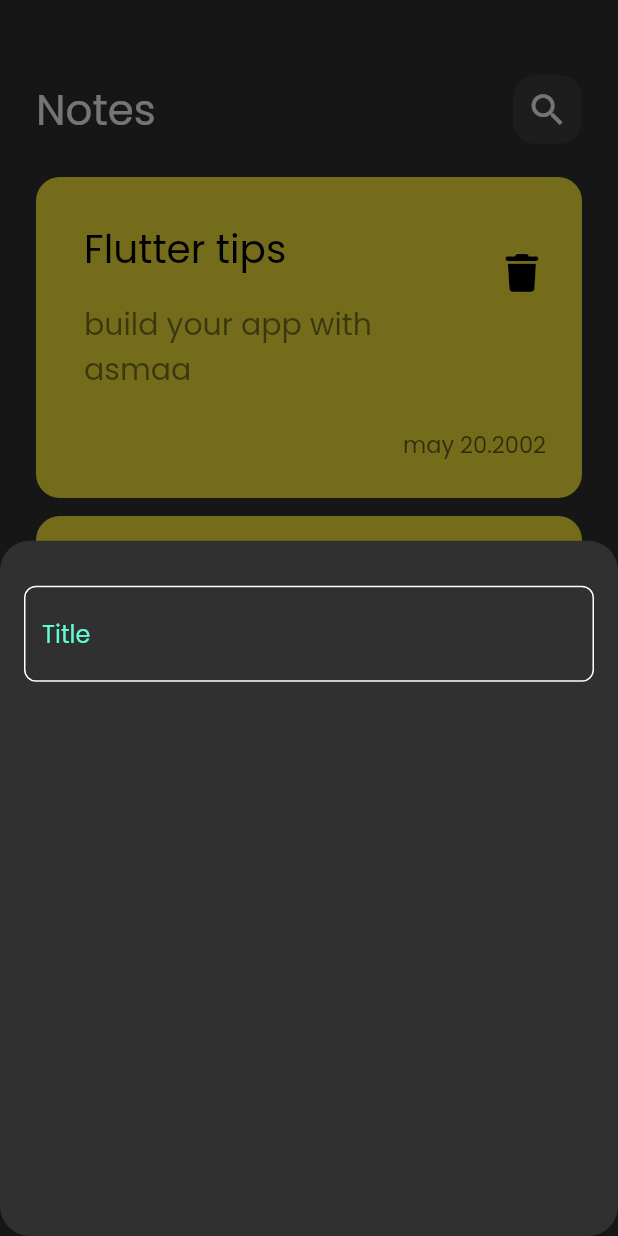
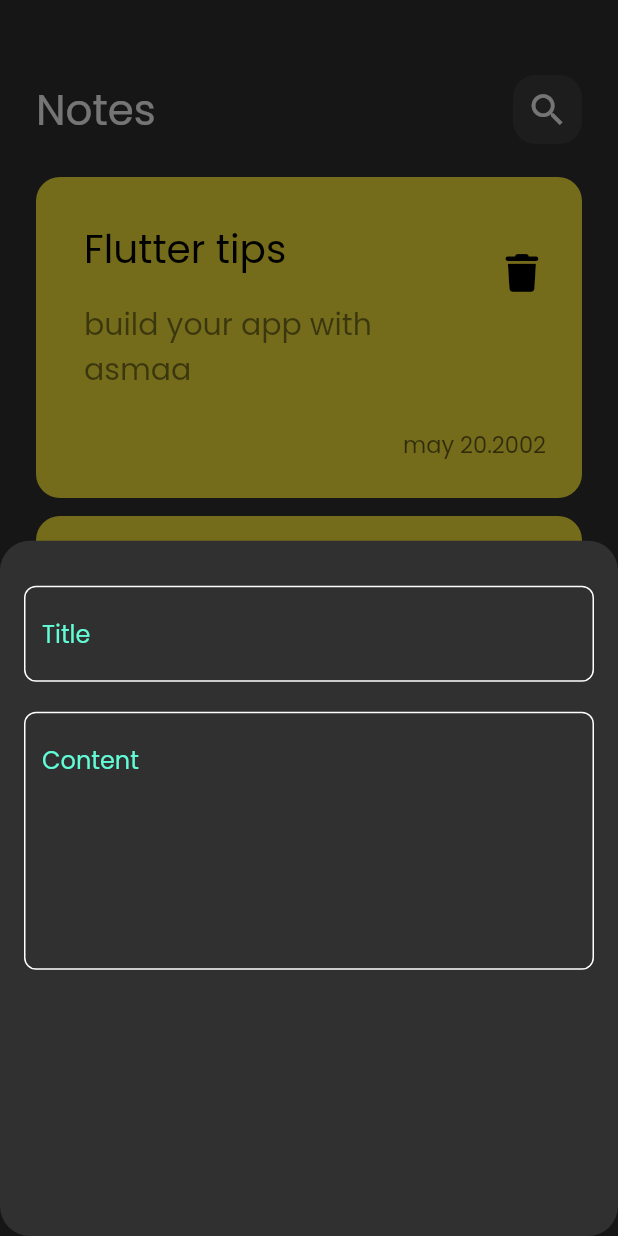
Before and after one commit to AsmaaEs/notes_app, a Flutter app: the screen it shows after launch, after a tap on the "add" icon, on a phone screen of 412 x 824 dp. Run offline on Flutter 3.47's test engine with Material 2 defaults, Android fonts, the phone set to English and light mode, and no system bars; our stand-ins replace font_awesome_flutter.

Commit message:
add fields to bottom sheet

```diff
--- a/lib/views/widgets/add_notes_bottom_sheet.dart
+++ b/lib/views/widgets/add_notes_bottom_sheet.dart
@@ -6,14 +6,18 @@ class AddNoteBottomSheet extends StatelessWidget {
 
   @override
   Widget build(BuildContext context) {
-    return Padding(
-      padding: const EdgeInsets.symmetric(horizontal: 16.0),
+    return const Padding(
+      padding: EdgeInsets.symmetric(horizontal: 16.0),
       child: Column(
         children: [
           SizedBox(
             height: 30,
           ),
-          CustomtextField()
+          CustomtextField(title: 'Title'),
+          SizedBox(
+            height: 20,
+          ),
+          CustomtextField(title: 'Content', maxLines: 6)
         ],
       ),
     );
--- a/lib/views/widgets/custom_text_field.dart
+++ b/lib/views/widgets/custom_text_field.dart
@@ -2,14 +2,16 @@ import 'package:flutter/material.dart';
 import 'package:notes_app/constants.dart';
 
 class CustomtextField extends StatelessWidget {
-  const CustomtextField({super.key});
-
+  const CustomtextField({super.key, required this.title, this.maxLines = 1});
+  final String title;
+  final int maxLines;
   @override
   Widget build(BuildContext context) {
     return TextField(
+      maxLines: maxLines,
       cursorColor: kPrimaryColor,
       decoration: InputDecoration(
-          hintText: "Title",
+          hintText: title,
           hintStyle: const TextStyle(color: kPrimaryColor),
           border: buildBorder(),
           enabledBorder: buildBorder(),
```
